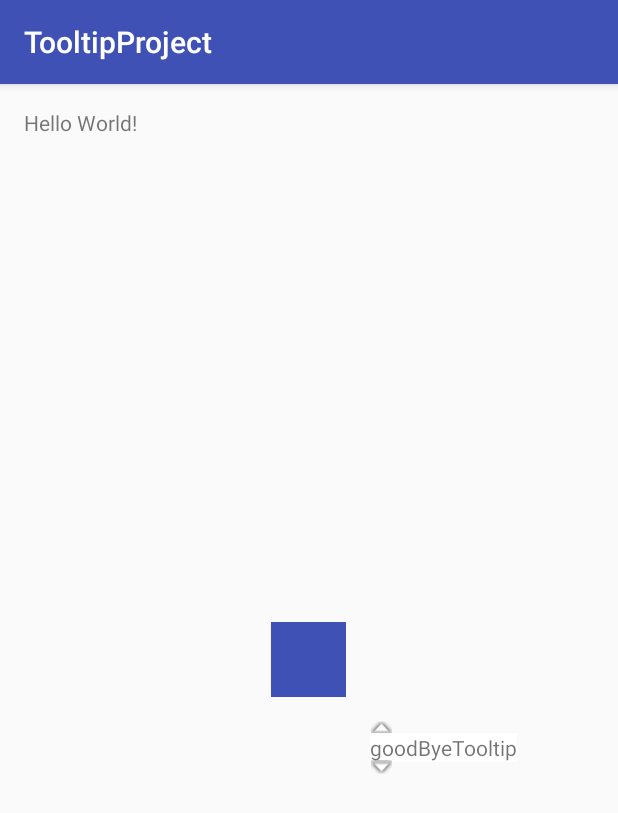
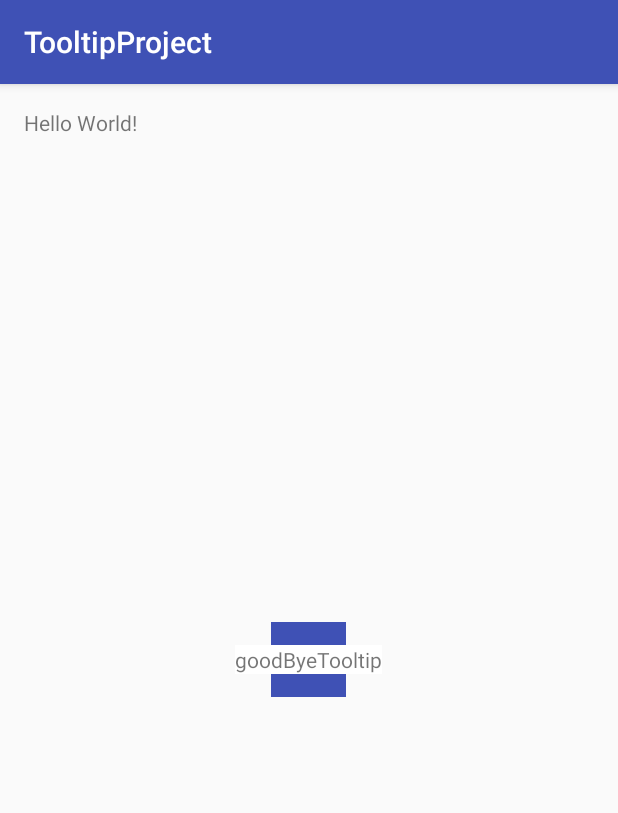
Before and after one commit to LilyMG/TooltipProject, an Android app: the screen it shows after launch (MainActivity), after a tap on an icon or button, on a phone screen of 412 x 824 dp. Shown: the top 813 px of the screen. Run offline under Robolectric (Android 15) with nearby library versions, the phone set to English and light mode, and no system bars.

Commit message:
anchorView

```diff
--- a/app/src/main/java/com/example/lilittevosyan/tooltipproject/MainActivity.java
+++ b/app/src/main/java/com/example/lilittevosyan/tooltipproject/MainActivity.java
@@ -8,7 +8,7 @@ import android.view.ViewGroup;
 
 public class MainActivity extends AppCompatActivity {
 
-    private ToolTipLinear bottomPanelItemPopup;
+    private ToolTipLinear tooltipPopup;
     private ViewGroup rootView;
 
 
@@ -18,27 +18,16 @@ public class MainActivity extends AppCompatActivity {
         LayoutInflater layoutInflater = (LayoutInflater) getSystemService(LAYOUT_INFLATER_SERVICE);
         rootView = (ViewGroup) layoutInflater.inflate(R.layout.activity_main, null);
         setContentView(rootView);
-        bottomPanelItemPopup = new ToolTipLinear(this, null, rootView);
-        bottomPanelItemPopup.setTitle("goodByeTooltip");
+        tooltipPopup = new ToolTipLinear(this, null, rootView);
+        tooltipPopup.setTitle("goodByeTooltip");
 
         findViewById(R.id.anchor).setOnClickListener(new View.OnClickListener() {
             @Override
             public void onClick(View view) {
-                bottomPanelItemPopup.setAnchorView(view);
-                bottomPanelItemPopup.show();
+                tooltipPopup.show();
             }
         });
 
-
-//        bottomPanelItemPopup = new TooltipPopup(this, null);
-//        bottomPanelItemPopup.setTitle("goodByeTooltip");
-//
-//        findViewById(R.id.anchor).setOnClickListener(new View.OnClickListener() {
-//            @Override
-//            public void onClick(View view) {
-//                bottomPanelItemPopup.showAsDropDown(findViewById(R.id.anchor));
-//            }
-//        });
 
 
     }
--- a/app/src/main/java/com/example/lilittevosyan/tooltipproject/ToolTipLinear.java
+++ b/app/src/main/java/com/example/lilittevosyan/tooltipproject/ToolTipLinear.java
@@ -7,11 +7,13 @@ import android.graphics.Color;
 import android.graphics.drawable.ColorDrawable;
 import android.os.Build;
 import android.util.AttributeSet;
+import android.view.Gravity;
 import android.view.LayoutInflater;
 import android.view.View;
 import android.view.ViewGroup;
 import android.widget.LinearLayout;
 import android.widget.PopupWindow;
+import android.widget.RelativeLayout;
 import android.widget.TextView;
 
 /**
@@ -33,6 +35,14 @@ public class ToolTipLinear extends LinearLayout {
         initViews();
     }
 
+    public ToolTipLinear(Context context, AttributeSet attrs, ViewGroup parentView, View anchorView) {
+        super(context, attrs);
+        this.context = context;
+        this.parentView = parentView;
+        this.anchorView = anchorView;
+        initViews();
+    }
+
     public void setAnchorView(View anchorView) {
         this.anchorView = anchorView;
     }
@@ -42,8 +52,13 @@ public class ToolTipLinear extends LinearLayout {
             setX(anchorView.getRight());
             setY(anchorView.getBottom());
         } else {
-            setX(120);
-            setY(120);
+            if (parentView instanceof RelativeLayout) {
+                RelativeLayout.LayoutParams params = new RelativeLayout.LayoutParams(LayoutParams.WRAP_CONTENT, LayoutParams.WRAP_CONTENT);
+                params.addRule(RelativeLayout.CENTER_IN_PARENT);
+                setLayoutParams(params);
+            } else {
+                setGravity(Gravity.CENTER);
+            }
         }
         setVisibility(View.VISIBLE);
     }
--- a/app/src/main/res/layout/popup_view.xml
+++ b/app/src/main/res/layout/popup_view.xml
@@ -5,7 +5,8 @@
     android:background="@android:color/transparent">
 
     <ImageView
-        android:id="@+id/arrow_top"
+        android:visibility="gone"
+        android:id="@+id/arrow"
         android:layout_width="wrap_content"
         android:layout_height="10dp"
         android:src="@android:drawable/arrow_up_float" />
@@ -19,12 +20,5 @@
         android:background="@android:color/white"
         android:text="tooltipText" />
 
-    <ImageView
-        android:id="@+id/arrow_bottom"
-        android:layout_width="wrap_content"
-        android:layout_height="10dp"
-        android:layout_gravity="bottom"
-        android:src="@android:drawable/arrow_down_float" />
-
 
 </FrameLayout>
```
